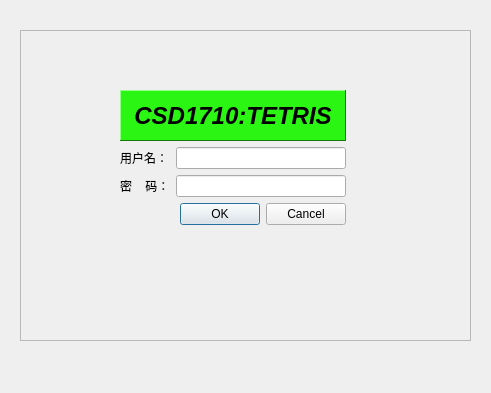
Before: the Qt Designer form Teris1_8A/show/LoginDialog.ui in feibaochuan216/Teris, drawn with Qt 5.
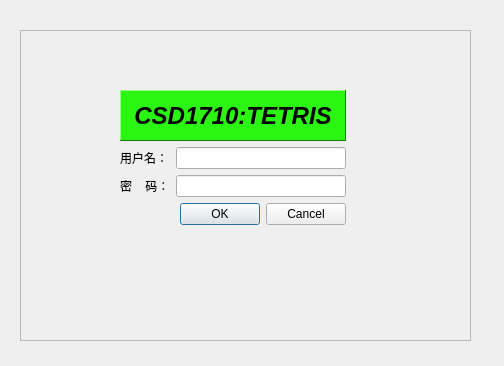
After: the same form once the commit is applied.

The edit to the form file:
```diff
--- a/Teris1_8A/show/LoginDialog.ui
+++ b/Teris1_8A/show/LoginDialog.ui
@@ -6,8 +6,8 @@
    <rect>
     <x>0</x>
     <y>0</y>
-    <width>491</width>
-    <height>393</height>
+    <width>504</width>
+    <height>366</height>
    </rect>
   </property>
   <property name="windowTitle">
```
Left out of the diff: 2 changed lines with no effect on the pictures.
